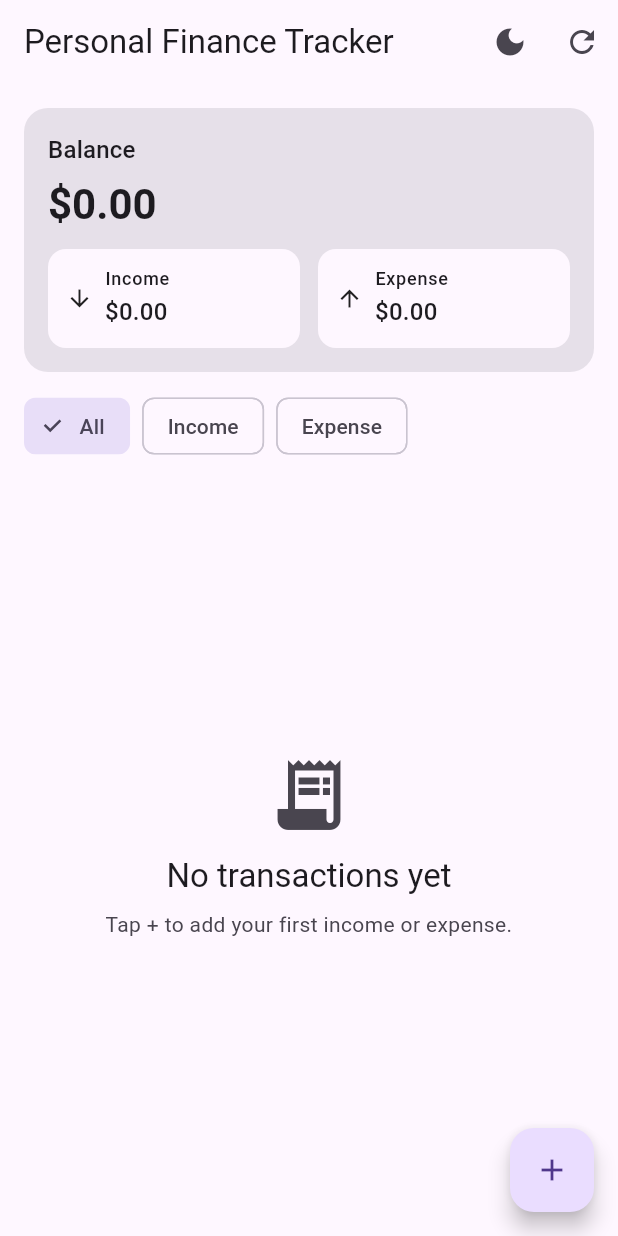
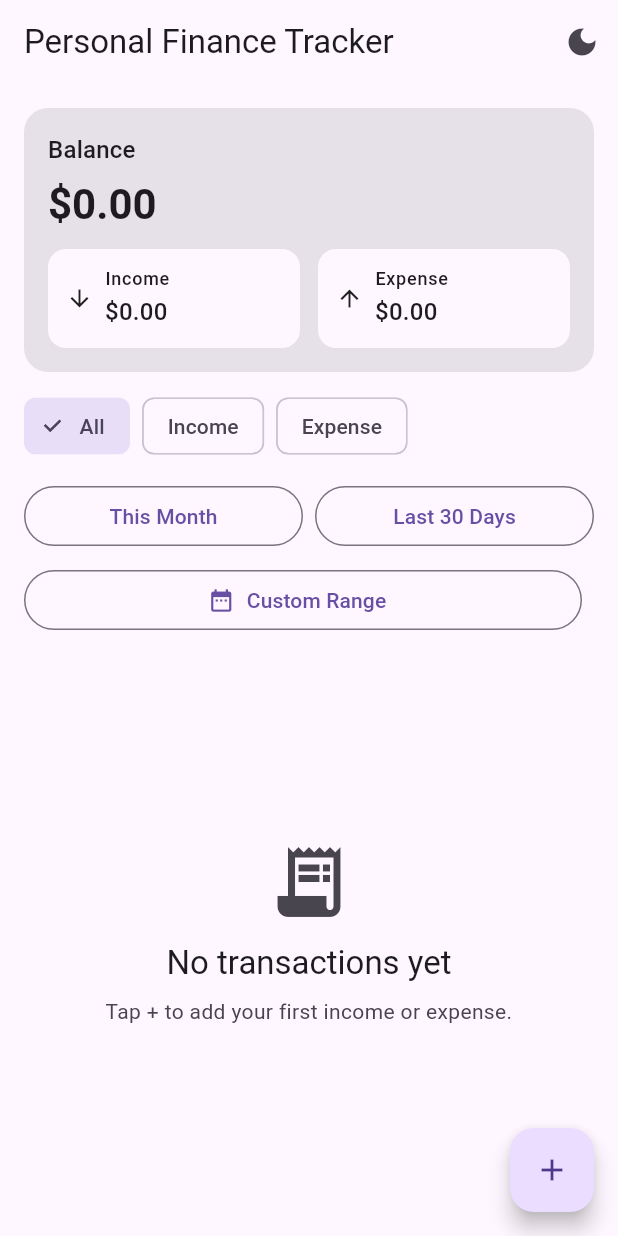
Before and after one commit to HamzaDsu/personal_finance_tracker, a Flutter app: the screen it shows after launch, on a phone screen of 412 x 824 dp. Run offline on Flutter 3.47's test engine with Material 3 defaults, Android fonts, the phone set to English and light mode, and no system bars; our stand-ins replace equatable, fl_chart, flutter_bloc, hive, hive_flutter, shared_preferences; accounts and stored records are empty.

Commit message:
Add Date range filtering

```diff
--- /dev/null
+++ b/lib/core/utils/date_range.dart
@@ -0,0 +1,20 @@
+import 'package:equatable/equatable.dart';
+
+class DateRange extends Equatable {
+  final DateTime start;
+  final DateTime end;
+
+  const DateRange({
+    required this.start,
+    required this.end,
+  });
+
+  bool contains(DateTime d) {
+    final s = DateTime(start.year, start.month, start.day);
+    final e = DateTime(end.year, end.month, end.day, 23, 59, 59, 999);
+    return !d.isBefore(s) && !d.isAfter(e);
+  }
+
+  @override
+  List<Object?> get props => [start, end];
+}
--- a/lib/features/transactions/presentation/bloc/transaction_bloc.dart
+++ b/lib/features/transactions/presentation/bloc/transaction_bloc.dart
@@ -19,7 +19,7 @@ class TransactionBloc extends Bloc<TransactionEvent, TransactionState> {
     required AddTransaction addTransaction,
     required UpdateTransaction updateTransaction,
     required DeleteTransaction deleteTransaction,
-  })  : _getTransactions = getTransactions,
+  }) : _getTransactions = getTransactions,
        _addTransaction = addTransaction,
        _updateTransaction = updateTransaction,
        _deleteTransaction = deleteTransaction,
@@ -29,6 +29,8 @@ class TransactionBloc extends Bloc<TransactionEvent, TransactionState> {
     on<UpdateTransactionRequested>(_onUpdateTransactionRequested);
     on<DeleteTransactionRequested>(_onDeleteTransactionRequested);
     on<ChangeTransactionFilter>(_onChangeFilter);
+    on<SetDateRange>(_onSetDateRange);
+    on<ClearDateRange>(_onClearDateRange);
   }
 
   String _messageFromError(Object e) {
@@ -45,10 +47,12 @@ class TransactionBloc extends Bloc<TransactionEvent, TransactionState> {
       final tx = await _getTransactions();
       emit(state.copyWith(status: TransactionStatus.success, transactions: tx));
     } catch (e) {
-      emit(state.copyWith(
+      emit(
+        state.copyWith(
           status: TransactionStatus.failure,
           errorMessage: _messageFromError(e),
-      ));
+        ),
+      );
     }
   }
 
@@ -60,12 +64,19 @@ class TransactionBloc extends Bloc<TransactionEvent, TransactionState> {
     try {
       await _addTransaction(event.transaction);
       final updated = await _getTransactions();
-      emit(state.copyWith(status: TransactionStatus.success, transactions: updated));
+      emit(
+        state.copyWith(
+          status: TransactionStatus.success,
+          transactions: updated,
+        ),
+      );
     } catch (e) {
-      emit(state.copyWith(
+      emit(
+        state.copyWith(
           status: TransactionStatus.failure,
           errorMessage: _messageFromError(e),
-      ));
+        ),
+      );
     }
   }
 
@@ -77,12 +88,19 @@ class TransactionBloc extends Bloc<TransactionEvent, TransactionState> {
     try {
       await _updateTransaction(event.transaction);
       final updated = await _getTransactions();
-      emit(state.copyWith(status: TransactionStatus.success, transactions: updated));
+      emit(
+        state.copyWith(
+          status: TransactionStatus.success,
+          transactions: updated,
+        ),
+      );
     } catch (e) {
-      emit(state.copyWith(
+      emit(
+        state.copyWith(
           status: TransactionStatus.failure,
           errorMessage: _messageFromError(e),
-      ));
+        ),
+      );
     }
   }
 
@@ -94,12 +112,19 @@ class TransactionBloc extends Bloc<TransactionEvent, TransactionState> {
     try {
       await _deleteTransaction(event.id);
       final updated = await _getTransactions();
-      emit(state.copyWith(status: TransactionStatus.success, transactions: updated));
+      emit(
+        state.copyWith(
+          status: TransactionStatus.success,
+          transactions: updated,
+        ),
+      );
     } catch (e) {
-      emit(state.copyWith(
+      emit(
+        state.copyWith(
           status: TransactionStatus.failure,
           errorMessage: _messageFromError(e),
-      ));
+        ),
+      );
     }
   }
 
@@ -109,4 +134,12 @@ class TransactionBloc extends Bloc<TransactionEvent, TransactionState> {
   ) {
     emit(state.copyWith(filter: event.filter));
   }
+
+  void _onSetDateRange(SetDateRange event, Emitter<TransactionState> emit) {
+    emit(state.copyWith(dateRange: event.range));
   }
+
+  void _onClearDateRange(ClearDateRange event, Emitter<TransactionState> emit) {
+    emit(state.copyWith(clearDateRange: true));
+  }
+}
--- a/lib/features/transactions/presentation/bloc/transaction_event.dart
+++ b/lib/features/transactions/presentation/bloc/transaction_event.dart
@@ -1,5 +1,6 @@
 import 'package:equatable/equatable.dart';
 
+import '../../../../core/utils/date_range.dart';
 import '../../domain/entities/transaction_entity.dart';
 import 'transaction_filter.dart';
 
@@ -49,3 +50,16 @@ class ChangeTransactionFilter extends TransactionEvent {
   @override
   List<Object?> get props => [filter];
 }
+
+class SetDateRange extends TransactionEvent {
+  final DateRange range;
+
+  const SetDateRange(this.range);
+
+  @override
+  List<Object?> get props => [range];
+}
+
+class ClearDateRange extends TransactionEvent {
+  const ClearDateRange();
+}
--- a/lib/features/transactions/presentation/bloc/transaction_state.dart
+++ b/lib/features/transactions/presentation/bloc/transaction_state.dart
@@ -1,5 +1,6 @@
 import 'package:equatable/equatable.dart';
 
+import '../../../../core/utils/date_range.dart';
 import '../../domain/entities/transaction_entity.dart';
 import 'transaction_filter.dart';
 
@@ -9,55 +10,79 @@ class TransactionState extends Equatable {
   final TransactionStatus status;
   final List<TransactionEntity> transactions;
   final TransactionFilter filter;
+  final DateRange? dateRange;
   final String? errorMessage;
 
   const TransactionState({
     required this.status,
     required this.transactions,
     required this.filter,
-    this.errorMessage,
+    required this.dateRange,
+    required this.errorMessage,
   });
 
   const TransactionState.initial()
     : status = TransactionStatus.initial,
       transactions = const [],
       filter = TransactionFilter.all,
+      dateRange = null,
       errorMessage = null;
 
   TransactionState copyWith({
     TransactionStatus? status,
     List<TransactionEntity>? transactions,
     TransactionFilter? filter,
+    DateRange? dateRange,
+    bool clearDateRange = false,
     String? errorMessage,
   }) {
     return TransactionState(
       status: status ?? this.status,
       transactions: transactions ?? this.transactions,
       filter: filter ?? this.filter,
+      dateRange: clearDateRange ? null : (dateRange ?? this.dateRange),
       errorMessage: errorMessage,
     );
   }
 
-  List<TransactionEntity> get visibleTransactions {
-    return switch (filter) {
-      TransactionFilter.all => transactions,
-      TransactionFilter.income =>
-          transactions.where((t) => t.type == TransactionType.income).toList(),
-      TransactionFilter.expense =>
-          transactions.where((t) => t.type == TransactionType.expense).toList(),
-    };
+  double get totalIncome {
+    return transactions
+        .where((t) => t.type == TransactionType.income)
+        .fold(0.0, (sum, t) => sum + t.amount);
   }
 
-  double get totalIncome => transactions
-      .where((t) => t.type == TransactionType.income)
-      .fold(0.0, (sum, t) => sum + t.amount);
-
-  double get totalExpense => transactions
+  double get totalExpense {
+    return transactions
         .where((t) => t.type == TransactionType.expense)
         .fold(0.0, (sum, t) => sum + t.amount);
+  }
 
   double get balance => totalIncome - totalExpense;
 
+  List<TransactionEntity> get visibleTransactions {
+    Iterable<TransactionEntity> list = transactions;
+
+    // Type filter
+    if (filter == TransactionFilter.income) {
+      list = list.where((t) => t.type == TransactionType.income);
+    } else if (filter == TransactionFilter.expense) {
+      list = list.where((t) => t.type == TransactionType.expense);
+    }
+
+    // Date range filter
+    if (dateRange != null) {
+      list = list.where((t) => dateRange!.contains(t.date));
+    }
+
+    return list.toList();
+  }
+
   @override
-  List<Object?> get props => [status, transactions, filter, errorMessage];
+  List<Object?> get props => [
+    status,
+    transactions,
+    filter,
+    dateRange,
+    errorMessage,
+  ];
 }
--- a/lib/features/transactions/presentation/pages/home_page.dart
+++ b/lib/features/transactions/presentation/pages/home_page.dart
@@ -4,6 +4,8 @@ import 'package:flutter_bloc/flutter_bloc.dart';
 import '../../../../app/theme/theme_cubit.dart';
 import '../../../../app/theme/theme_state.dart';
 import '../../../../core/utils/category_aggregator.dart';
+import '../../../../core/utils/date_range.dart';
+import '../../../../core/utils/formatters.dart';
 import '../bloc/transaction_bloc.dart';
 import '../bloc/transaction_event.dart';
 import '../bloc/transaction_state.dart';
@@ -17,6 +19,19 @@ import 'add_transaction_page.dart';
 class HomePage extends StatelessWidget {
   const HomePage({super.key});
 
+  DateRange _last30Days() {
+    final now = DateTime.now();
+    final start = now.subtract(const Duration(days: 30));
+    return DateRange(start: start, end: now);
+  }
+
+  DateRange _thisMonth() {
+    final now = DateTime.now();
+    final start = DateTime(now.year, now.month, 1);
+    final end = DateTime(now.year, now.month + 1, 0);
+    return DateRange(start: start, end: end);
+  }
+
   @override
   Widget build(BuildContext context) {
     return BlocBuilder<ThemeCubit, ThemeState>(
@@ -26,15 +41,13 @@ class HomePage extends StatelessWidget {
             title: const Text('Personal Finance Tracker'),
             actions: [
               IconButton(
-                tooltip: themeState.isDark ? 'Switch to Light' : 'Switch to Dark',
+                tooltip: themeState.isDark
+                    ? 'Switch to Light'
+                    : 'Switch to Dark',
                 onPressed: () => context.read<ThemeCubit>().toggleTheme(),
-                icon: Icon(themeState.isDark ? Icons.light_mode : Icons.dark_mode),
-              ),
-              IconButton(
-                tooltip: 'Reload',
-                onPressed: () =>
-                    context.read<TransactionBloc>().add(const LoadTransactions()),
-                icon: const Icon(Icons.refresh),
+                icon: Icon(
+                  themeState.isDark ? Icons.light_mode : Icons.dark_mode,
+                ),
               ),
             ],
           ),
@@ -43,9 +56,9 @@ class HomePage extends StatelessWidget {
             listener: (context, state) {
               if (state.status == TransactionStatus.failure) {
                 final msg = state.errorMessage ?? 'Something went wrong';
-                ScaffoldMessenger.of(context).showSnackBar(
-                  SnackBar(content: Text(msg)),
-                );
+                ScaffoldMessenger.of(
+                  context,
+                ).showSnackBar(SnackBar(content: Text(msg)));
               }
             },
             builder: (context, state) {
@@ -53,7 +66,7 @@ class HomePage extends StatelessWidget {
                 return const Center(child: CircularProgressIndicator());
               }
 
-              final expenseData = expenseByCategory(state.transactions);
+              final expenseData = expenseByCategory(state.visibleTransactions);
 
               return Padding(
                 padding: const EdgeInsets.all(16),
@@ -65,14 +78,80 @@ class HomePage extends StatelessWidget {
                       income: state.totalIncome,
                       expense: state.totalExpense,
                     ),
-
                     const SizedBox(height: 12),
 
                     FilterChips(
                       current: state.filter,
-                      onChanged: (f) => context
-                          .read<TransactionBloc>()
-                          .add(ChangeTransactionFilter(f)),
+                      onChanged: (f) => context.read<TransactionBloc>().add(
+                        ChangeTransactionFilter(f),
+                      ),
+                    ),
+                    const SizedBox(height: 12),
+
+                    // Date Range Controls
+                    Row(
+                      children: [
+                        Expanded(
+                          child: OutlinedButton(
+                            onPressed: () => context
+                                .read<TransactionBloc>()
+                                .add(SetDateRange(_thisMonth())),
+                            child: const Text('This Month'),
+                          ),
+                        ),
+                        const SizedBox(width: 8),
+                        Expanded(
+                          child: OutlinedButton(
+                            onPressed: () => context
+                                .read<TransactionBloc>()
+                                .add(SetDateRange(_last30Days())),
+                            child: const Text('Last 30 Days'),
+                          ),
+                        ),
+                      ],
+                    ),
+                    const SizedBox(height: 8),
+                    Row(
+                      children: [
+                        Expanded(
+                          child: OutlinedButton.icon(
+                            onPressed: () async {
+                              final picked = await showDateRangePicker(
+                                context: context,
+                                firstDate: DateTime(DateTime.now().year - 5),
+                                lastDate: DateTime(DateTime.now().year + 5),
+                              );
+
+                              if (picked != null) {
+                                context.read<TransactionBloc>().add(
+                                  SetDateRange(
+                                    DateRange(
+                                      start: picked.start,
+                                      end: picked.end,
+                                    ),
+                                  ),
+                                );
+                              }
+                            },
+                            icon: const Icon(Icons.date_range),
+                            label: Text(
+                              state.dateRange == null
+                                  ? 'Custom Range'
+                                  : '${Formatters.date(state.dateRange!.start)} - ${Formatters.date(state.dateRange!.end)}',
+                              overflow: TextOverflow.ellipsis,
+                            ),
+                          ),
+                        ),
+                        const SizedBox(width: 8),
+                        if (state.dateRange != null)
+                          IconButton(
+                            tooltip: 'Clear date filter',
+                            onPressed: () => context
+                                .read<TransactionBloc>()
+                                .add(const ClearDateRange()),
+                            icon: const Icon(Icons.clear),
+                          ),
+                      ],
                     ),
 
                     if (expenseData.isNotEmpty) ...[
@@ -103,12 +182,14 @@ class HomePage extends StatelessWidget {
                           );
                         },
                         onDelete: (id) {
-                          context
-                              .read<TransactionBloc>()
-                              .add(DeleteTransactionRequested(id));
+                          context.read<TransactionBloc>().add(
+                            DeleteTransactionRequested(id),
+                          );
 
                           ScaffoldMessenger.of(context).showSnackBar(
-                            const SnackBar(content: Text('Transaction deleted')),
+                            const SnackBar(
+                              content: Text('Transaction deleted'),
+                            ),
                           );
                         },
                       ),
```
Lines whose indentation alone changed are shown as unchanged.
